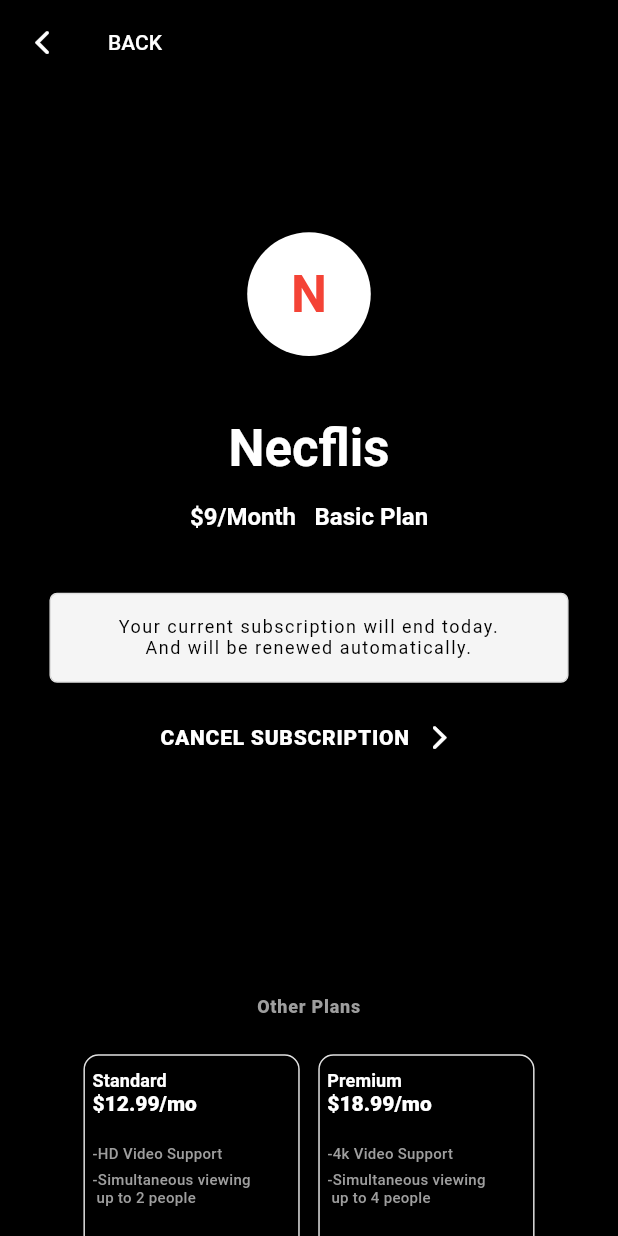
After one commit to PDHElite/Pr0yPr0g3, a Flutter app: the Subscription screen opened directly, on a phone screen of 412 x 824 dp. The commit adds this screen. Run offline on Flutter 3.47's test engine with Material 2 defaults, Android fonts, the phone set to English and light mode, and no system bars; our stand-ins replace cached_network_image, flutter_credit_card, font_awesome_flutter; network calls fail.

Commit message:
Se termino de enlazar los formularios de subcripcion, de nuevo usuario y se corrigio unos diseños,

```diff
--- a/lib/configuracion/new_user.dart
+++ b/lib/configuracion/new_user.dart
@@ -147,7 +147,7 @@ class _NewUserState extends State<NewUser> {
                       // ignore: deprecated_member_use
                       child: RaisedButton(
                         color: Colors.red,
-                        textColor: Theme.of(context).primaryColorLight,
+                        textColor: Colors.white,
                         child: Text(
                           'Cancel',
                           textScaleFactor: 1.5,
@@ -167,7 +167,7 @@ class _NewUserState extends State<NewUser> {
                       // ignore: deprecated_member_use
                       child: RaisedButton(
                         color: Colors.red,
-                        textColor: Theme.of(context).primaryColorLight,
+                        textColor: Colors.white,
                         child: Text(
                           'Save',
                           textScaleFactor: 1.5,
--- /dev/null
+++ b/lib/configuracion/subscription.dart
@@ -0,0 +1,348 @@
+import 'package:flutter/cupertino.dart';
+import 'package:flutter/material.dart';
+import 'package:necflislogymenu/configuracion/pago.dart';
+import 'package:necflislogymenu/menu.dart';
+
+
+class Subscription extends StatefulWidget {
+  const Subscription({Key key}) : super(key: key);
+
+  @override
+  _SubscriptionState createState() => _SubscriptionState();
+}
+
+class _SubscriptionState extends State<Subscription> {
+
+  @override
+  Widget build(BuildContext context) {
+    return Scaffold(
+      appBar: AppBar(
+        centerTitle: false,
+        leading: IconButton(
+          icon: Icon(CupertinoIcons.back),
+          onPressed: (){
+            Navigator.pushReplacement(context, MaterialPageRoute(builder: (context) => menu()));
+          },
+        ),
+        title: Text(
+          'BACK',
+          style: TextStyle(color: Colors.white,fontSize: 14),
+        ),
+        elevation: 0,
+        backgroundColor: Colors.black,
+      ),
+      body: SingleChildScrollView(
+        child: Container(
+          height: MediaQuery.of(context).size.height,
+          width: MediaQuery.of(context).size.width,
+          color: Colors.black,
+          child: Column(
+            crossAxisAlignment: CrossAxisAlignment.stretch,
+            children: <Widget>[
+              _netflixLogo(),
+              _netflix(),
+              _currentPlan(),
+              _infoBox(),
+              _cancelSubscription(),
+              Expanded(child: _otherPlanLayout()),
+            ],
+          ),
+        ),
+      ),
+    );
+  }
+
+  ///other plan layouts
+  Widget _otherPlanLayout() {
+    return Padding(
+      padding: EdgeInsets.only(
+          right: MediaQuery.of(context).size.width * 0.1,
+          left: MediaQuery.of(context).size.width * 0.1),
+      child: Column(
+        crossAxisAlignment: CrossAxisAlignment.stretch,
+        mainAxisAlignment: MainAxisAlignment.end,
+        children: <Widget>[
+          _otherPlansLabel(),
+          _planRow(),
+        ],
+      ),
+    );
+  }
+
+  Widget _planRow() {
+    return Container(
+      width: MediaQuery.of(context).size.width * 0.8,
+      child: Row(
+        crossAxisAlignment: CrossAxisAlignment.center,
+        mainAxisAlignment: MainAxisAlignment.center,
+        children: <Widget>[
+          _standardPlanBox(),
+          SizedBox(width: MediaQuery.of(context).size.width * 0.03),
+          _premiumPlanBox()
+        ],
+      ),
+    );
+  }
+
+  ///Standard plan box
+  Widget _standardPlanBox() {
+    return Padding(
+      padding:
+      EdgeInsets.only(bottom: MediaQuery.of(context).size.height * 0.04),
+      child: Material(
+        color: Colors.transparent,
+        child: InkWell(
+          borderRadius: BorderRadius.circular(10),
+          splashColor: Colors.redAccent[100],
+          highlightColor: Colors.white,
+          onTap: () => {Navigator.pushReplacement(context, MaterialPageRoute(builder: (context) => Pagos()))},
+          child: Container(
+            height: MediaQuery.of(context).size.width * 0.35,
+            width: MediaQuery.of(context).size.width * 0.35,
+            decoration: BoxDecoration(
+              border: Border.all(color: Colors.grey[300]),
+              borderRadius: BorderRadius.circular(10),
+            ),
+            padding: EdgeInsets.only(left: 5, top: 10, bottom: 10),
+            child: Column(
+              crossAxisAlignment: CrossAxisAlignment.start,
+              children: <Widget>[
+                _buildPlanLabel('Standard'),
+                _buildPlanPrice('\$12.99/mo'),
+                Padding(
+                  padding: const EdgeInsets.only(top: 20.0),
+                  child: _buildFeatureLabel('-HD Video Support'),
+                ),
+                Padding(
+                  padding: const EdgeInsets.only(top: 5.0),
+                  child: _buildFeatureLabel(
+                      '-Simultaneous viewing\n up to 2 people'),
+                ),
+              ],
+            ),
+          ),
+        ),
+      ),
+    );
+  }
+
+  ///Premium plan box
+  Widget _premiumPlanBox() {
+    return Padding(
+      padding:
+      EdgeInsets.only(bottom: MediaQuery.of(context).size.height * 0.04),
+      child: Material(
+        color: Colors.transparent,
+        child: InkWell(
+          borderRadius: BorderRadius.circular(10),
+          splashColor: Colors.redAccent[100],
+          highlightColor: Colors.white,
+          onTap: () => {Navigator.pushReplacement(context, MaterialPageRoute(builder: (context) => Pagos()))},
+          child: Container(
+            height: MediaQuery.of(context).size.width * 0.35,
+            width: MediaQuery.of(context).size.width * 0.35,
+            decoration: BoxDecoration(
+              border: Border.all(color: Colors.grey[300]),
+              borderRadius: BorderRadius.circular(10),
+            ),
+            padding: EdgeInsets.only(left: 5, top: 10, bottom: 10),
+            child: Column(
+              crossAxisAlignment: CrossAxisAlignment.start,
+              children: <Widget>[
+                _buildPlanLabel('Premium'),
+                _buildPlanPrice('\$18.99/mo'),
+                Padding(
+                  padding: const EdgeInsets.only(top: 20.0),
+                  child: _buildFeatureLabel('-4k Video Support'),
+                ),
+                Padding(
+                  padding: const EdgeInsets.only(
+                    top: 5.0,
+                  ),
+                  child: _buildFeatureLabel(
+                      '-Simultaneous viewing\n up to 4 people'),
+                ),
+              ],
+            ),
+          ),
+        ),
+      ),
+    );
+  }
+
+  ///build price
+  Widget _buildPlanPrice(String price) {
+    return Text(
+      price,
+      style: TextStyle(
+          color: Colors.white, fontWeight: FontWeight.w900, fontSize: 14),
+      textAlign: TextAlign.center,
+    );
+  }
+
+  ///build feature row label
+  Widget _buildFeatureLabel(String label) {
+    return Text(
+      label,
+      style: TextStyle(
+          letterSpacing: 0.2,
+          color: Colors.grey,
+          fontWeight: FontWeight.w500,
+          fontSize: 10),
+      textAlign: TextAlign.start,
+    );
+  }
+
+  Widget _buildPlanLabel(String label) {
+    return Text(
+      label,
+      style: TextStyle(
+          letterSpacing: 0.1,
+          color: Colors.white,
+          fontWeight: FontWeight.w600,
+          fontSize: 12),
+      textAlign: TextAlign.center,
+    );
+  }
+
+  ///other plan label at bottom
+  Widget _otherPlansLabel() {
+    return Padding(
+      padding:
+      EdgeInsets.only(bottom: MediaQuery.of(context).size.width * 0.06),
+      child: Text(
+        'Other Plans',
+        style: TextStyle(
+            letterSpacing: 0.5,
+            color: Colors.grey,
+            fontWeight: FontWeight.w800,
+            fontSize: 12),
+        textAlign: TextAlign.center,
+      ),
+    );
+  }
+
+  ///Cancel subscription option
+  Widget _cancelSubscription() {
+    return Padding(
+      padding: EdgeInsets.only(top: MediaQuery.of(context).size.height * 0.03),
+      child: Row(
+        crossAxisAlignment: CrossAxisAlignment.center,
+        mainAxisAlignment: MainAxisAlignment.center,
+        children: <Widget>[
+          Text(
+            'CANCEL SUBSCRIPTION',
+            style: TextStyle(
+                letterSpacing: 0.5,
+                color: Colors.white,
+                fontWeight: FontWeight.w800,
+                fontSize: 14),
+            textAlign: TextAlign.center,
+          ),
+          SizedBox(width: MediaQuery.of(context).size.width * 0.02),
+          Icon(
+            CupertinoIcons.forward,
+            color: Colors.white,
+          ),
+        ],
+      ),
+    );
+  }
+
+  ///Subscription info box
+  Widget _infoBox() {
+    return Center(
+      child: Padding(
+        padding: EdgeInsets.symmetric(
+            horizontal: MediaQuery.of(context).size.width * 0.08),
+        child: Container(
+          width: MediaQuery.of(context).size.width,
+          margin:
+          EdgeInsets.only(top: MediaQuery.of(context).size.height * 0.05),
+          padding: EdgeInsets.all(15),
+          decoration: BoxDecoration(
+            color: Colors.grey[100],
+            border: Border.all(color: Colors.grey[300]),
+            borderRadius: BorderRadius.circular(5),
+          ),
+          child: Text(
+            'Your current subscription will end today.\nAnd will be renewed automatically.',
+            style: TextStyle(
+                letterSpacing: 1,
+                color: Colors.black,
+                fontWeight: FontWeight.w400,
+                fontSize: 12),
+            textAlign: TextAlign.center,
+          ),
+        ),
+      ),
+    );
+  }
+
+  ///Netflix text
+  Widget _netflix() {
+    return Center(
+      child: Padding(
+        padding:
+        EdgeInsets.only(top: MediaQuery.of(context).size.height * 0.05),
+        child: Text('Necflis',
+            style: TextStyle(
+                fontSize: 34,
+                color: Colors.white,
+                fontWeight: FontWeight.bold)),
+      ),
+    );
+  }
+
+  Widget _currentPlan() {
+    return Center(
+      child: Padding(
+        padding:
+        EdgeInsets.only(top: MediaQuery.of(context).size.height * 0.02),
+        child: Row(
+          crossAxisAlignment: CrossAxisAlignment.center,
+          mainAxisAlignment: MainAxisAlignment.center,
+          children: <Widget>[
+            Text("\$9/Month",
+                style: TextStyle(
+                    fontSize: 16,
+                    color: Colors.white,
+                    fontWeight: FontWeight.bold)),
+            SizedBox(width: MediaQuery.of(context).size.width * 0.03),
+            Text("Basic Plan",
+                style: TextStyle(
+                    fontSize: 16,
+                    color: Colors.white,
+                    fontWeight: FontWeight.bold)),
+          ],
+        ),
+      ),
+    );
+  }
+
+  Widget _netflixLogo() {
+    return Container(
+      margin: EdgeInsets.only(top: MediaQuery.of(context).size.height * 0.12),
+      width: MediaQuery.of(context).size.width * 0.2,
+      height: MediaQuery.of(context).size.width * 0.2,
+      decoration: BoxDecoration(
+          color: Colors.white,
+          shape: BoxShape.circle,
+          boxShadow: [
+            BoxShadow(
+                color: Colors.black54.withOpacity(0.1),
+                blurRadius: 10,
+                offset: Offset(0, 1))
+          ]),
+      child: Center(
+        child: Text(
+          'N',
+          style: TextStyle(
+              fontSize: 34, color: Colors.red, fontWeight: FontWeight.bold),
+        ),
+      ),
+    );
+  }
+
+
+}
--- a/lib/more.dart
+++ b/lib/more.dart
@@ -1,5 +1,6 @@
 import 'package:flutter/material.dart';
 import 'package:necflislogymenu/configuracion/new_user.dart';
+import 'package:necflislogymenu/configuracion/subscription.dart';
 import 'package:necflislogymenu/widgets/info_card.dart';
 
 class More extends StatefulWidget {
@@ -57,7 +58,7 @@ class _MoreState extends State<More> {
                 InfoCard(
                     text: Clientes, icon: Icons.phone, onPressed: () async {Navigator.pushReplacement(context, MaterialPageRoute(builder: (context) => NewUser()));}),
                 InfoCard(
-                    text: Planes, icon: Icons.web, onPressed: () async {}),
+                    text: Planes, icon: Icons.web, onPressed: () async {Navigator.pushReplacement(context, MaterialPageRoute(builder: (context) => Subscription()));}),
                 InfoCard(
                     text: Pago,
                     icon: Icons.location_city,
--- a/pubspec.yaml
+++ b/pubspec.yaml
@@ -29,6 +29,7 @@ dependencies:
   # The following adds the Cupertino Icons font to your application.
   # Use with the CupertinoIcons class for iOS style icons.
   cupertino_icons: ^1.0.2
+  flutter_credit_card: ^2.0.0
   font_awesome_flutter:
   cached_network_image:
 
```
Also changed, not shown: lib/configuracion/pago.dart (added, +145 -0 lines), pubspec.lock.
